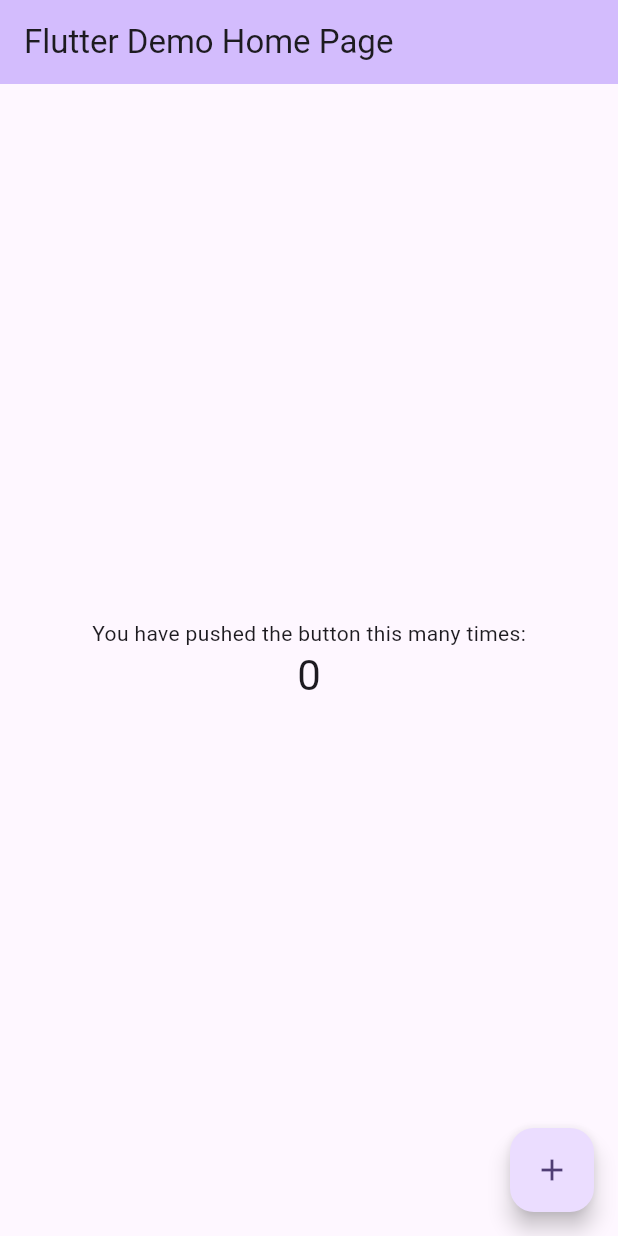
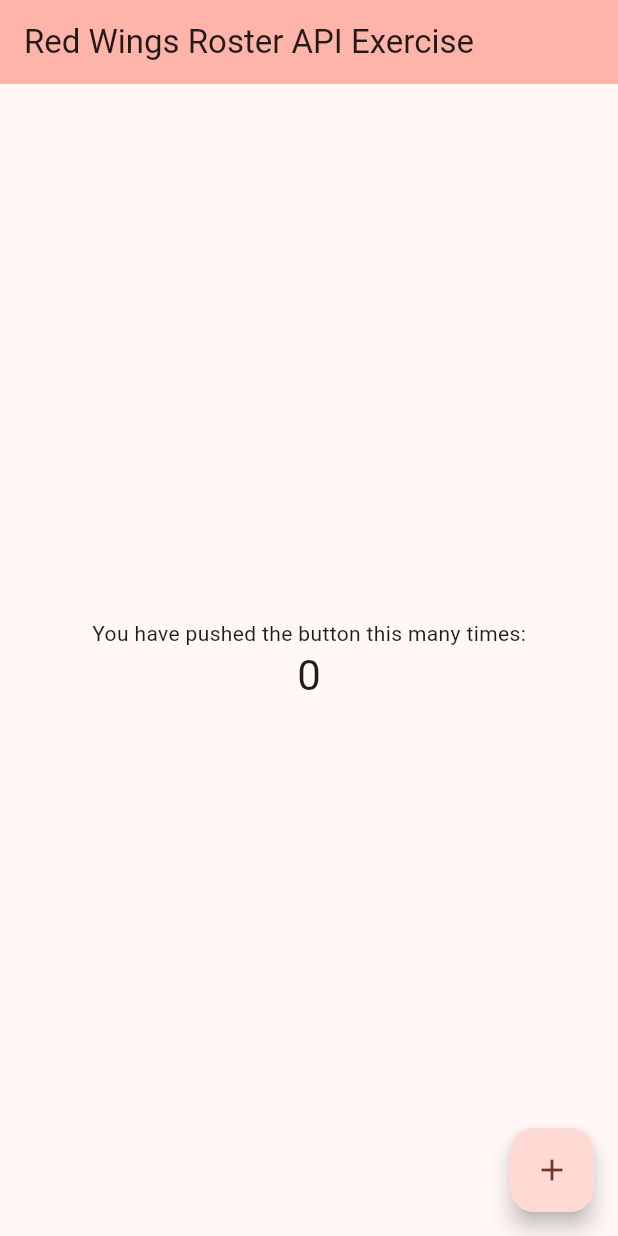
Before and after one commit to propstm/flutter_api_starter, a Flutter app: the screen it shows after launch, on a phone screen of 412 x 824 dp. Run offline on Flutter 3.47's test engine with Material 2 defaults, Android fonts, the phone set to English and light mode, and no system bars; our stand-ins replace dio.

Commit message:
Update app color and title

```diff
--- a/lib/main.dart
+++ b/lib/main.dart
@@ -13,10 +13,10 @@ class MyApp extends StatelessWidget {
     return MaterialApp(
       title: 'Flutter API Starter',
       theme: ThemeData(
-        colorScheme: ColorScheme.fromSeed(seedColor: Colors.deepPurple),
+        colorScheme: ColorScheme.fromSeed(seedColor: Colors.red),
         useMaterial3: true,
       ),
-      home: const MyHomePage(title: 'Flutter Demo Home Page'),
+      home: const MyHomePage(title: 'Red Wings Roster API Exercise'),
     );
   }
 }
```
